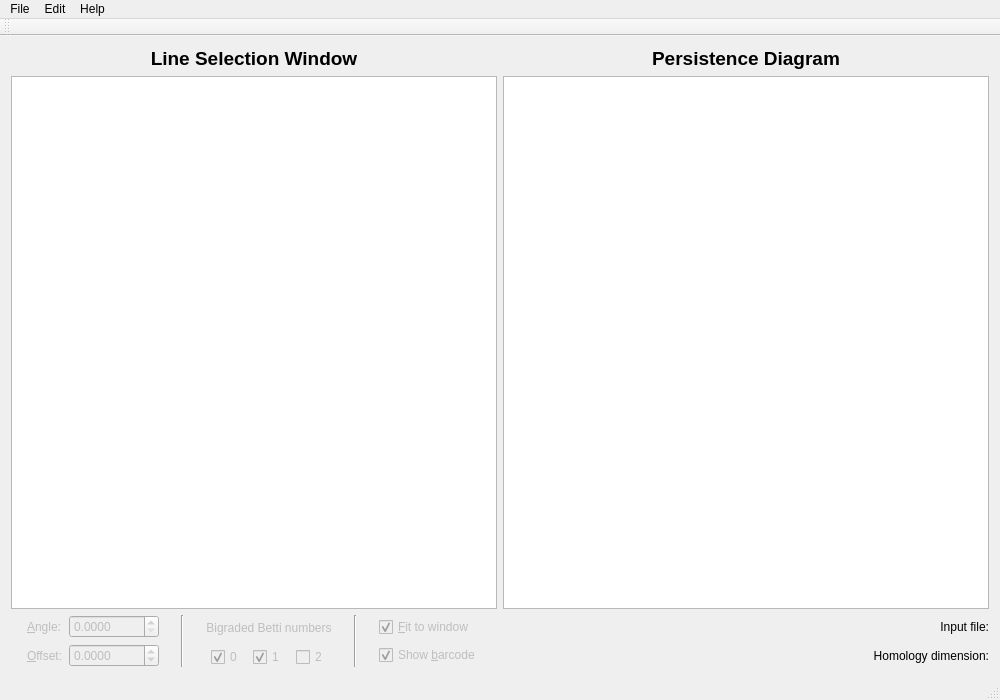
Above: visualizationwindow.ui from rivetTDA/rivet before the change. Below: the same form after it.
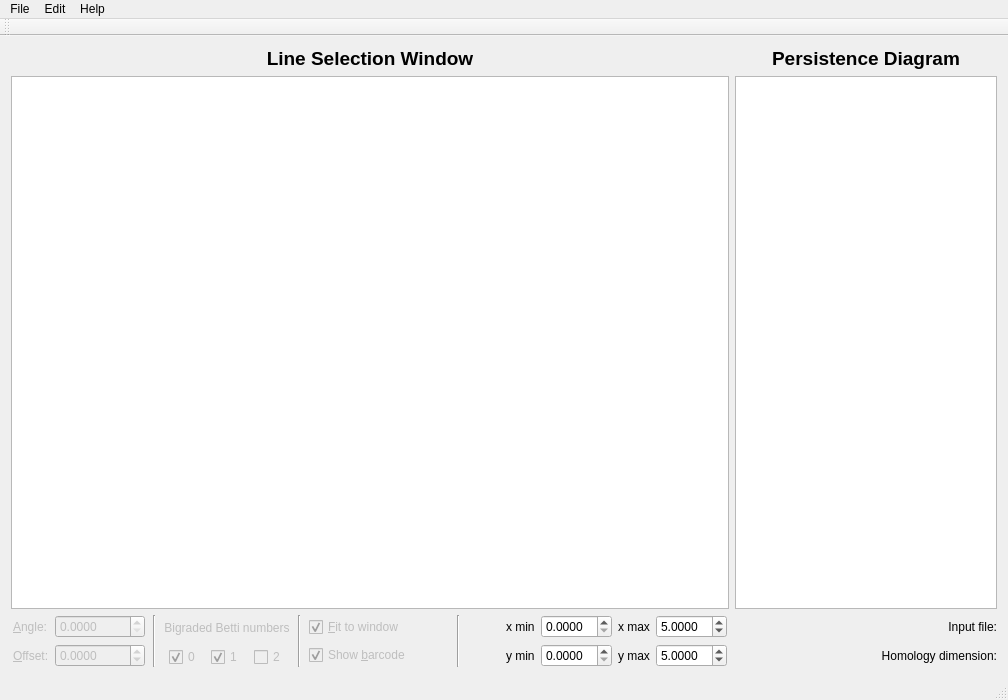
That is the form after the change.

Commit message: add bound controls to visualization window

Diff of the .ui file:
```diff
--- a/visualizationwindow.ui
+++ b/visualizationwindow.ui
@@ -6,7 +6,7 @@
    <rect>
     <x>0</x>
     <y>0</y>
-    <width>1000</width>
+    <width>1008</width>
     <height>700</height>
    </rect>
   </property>
@@ -15,7 +15,7 @@
   </property>
   <widget class="QWidget" name="centralWidget">
    <layout class="QGridLayout" name="gridLayout_3">
-    <item row="0" column="0">
+    <item row="1" column="0">
      <layout class="QGridLayout" name="gridLayout_main">
       <item row="2" column="0">
        <layout class="QHBoxLayout" name="horizontalLayout_controls">
@@ -311,6 +311,140 @@
           </item>
          </layout>
         </item>
+        <item>
+         <spacer name="horizontalSpacer_5">
+          <property name="orientation">
+           <enum>Qt::Horizontal</enum>
+          </property>
+          <property name="sizeHint" stdset="0">
+           <size>
+            <width>40</width>
+            <height>20</height>
+           </size>
+          </property>
+         </spacer>
+        </item>
+        <item>
+         <widget class="Line" name="line_3">
+          <property name="orientation">
+           <enum>Qt::Vertical</enum>
+          </property>
+         </widget>
+        </item>
+        <item>
+         <spacer name="horizontalSpacer_4">
+          <property name="orientation">
+           <enum>Qt::Horizontal</enum>
+          </property>
+          <property name="sizeHint" stdset="0">
+           <size>
+            <width>40</width>
+            <height>20</height>
+           </size>
+          </property>
+         </spacer>
+        </item>
+        <item>
+         <layout class="QGridLayout" name="Bounds" columnstretch="0">
+          <item row="0" column="0">
+           <layout class="QHBoxLayout" name="horizontalLayout_bounds">
+            <item>
+             <layout class="QVBoxLayout" name="VerticalLayout_BottomCorner">
+              <item>
+               <layout class="QGridLayout" name="gridLayout_BottomCorner">
+                <item row="1" column="0">
+                 <widget class="QLabel" name="BottomCornerYLabel">
+                  <property name="text">
+                   <string>y min</string>
+                  </property>
+                 </widget>
+                </item>
+                <item row="0" column="0">
+                 <widget class="QLabel" name="BottomCornerXLabel">
+                  <property name="text">
+                   <string>x min</string>
+                  </property>
+                 </widget>
+                </item>
+                <item row="0" column="1">
+                 <widget class="QDoubleSpinBox" name="BottomCornerXSpinBox">
+                  <property name="decimals">
+                   <number>4</number>
+                  </property>
+                  <property name="singleStep">
+                   <double>0.000000000000000</double>
+                  </property>
+                 </widget>
+                </item>
+                <item row="1" column="1">
+                 <widget class="QDoubleSpinBox" name="BottomCornerYSpinBox">
+                  <property name="decimals">
+                   <number>4</number>
+                  </property>
+                  <property name="singleStep">
+                   <double>0.000000000000000</double>
+                  </property>
+                  <property name="value">
+                   <double>0.000000000000000</double>
+                  </property>
+                 </widget>
+                </item>
+               </layout>
+              </item>
+             </layout>
+            </item>
+            <item>
+             <layout class="QVBoxLayout" name="VerticalLayout_TopCorner">
+              <item>
+               <layout class="QGridLayout" name="gridLayout_TopCorner">
+                <item row="0" column="0">
+                 <widget class="QLabel" name="TopCornerXLabel">
+                  <property name="text">
+                   <string>x max</string>
+                  </property>
+                 </widget>
+                </item>
+                <item row="1" column="1">
+                 <widget class="QDoubleSpinBox" name="TopCornerYSpinBox">
+                  <property name="decimals">
+                   <number>4</number>
+                  </property>
+                  <property name="singleStep">
+                   <double>0.000000000000000</double>
+                  </property>
+                  <property name="value">
+                   <double>5.000000000000000</double>
+                  </property>
+                 </widget>
+                </item>
+                <item row="0" column="1">
+                 <widget class="QDoubleSpinBox" name="TopCornerXSpinBox">
+                  <property name="decimals">
+                   <number>4</number>
+                  </property>
+                  <property name="singleStep">
+                   <double>0.000000000000000</double>
+                  </property>
+                  <property name="value">
+                   <double>5.000000000000000</double>
+                  </property>
+                 </widget>
+                </item>
+                <item row="1" column="0">
+                 <widget class="QLabel" name="TopCornerYLabel">
+                  <property name="text">
+                   <string>y max</string>
+                  </property>
+                 </widget>
+                </item>
+               </layout>
+              </item>
+             </layout>
+            </item>
+           </layout>
+          </item>
+         </layout>
+        </item>
         <item>
          <spacer name="horizontalSpacer_6">
           <property name="orientation">
@@ -424,7 +558,7 @@
     <rect>
      <x>0</x>
      <y>0</y>
-     <width>1000</width>
+     <width>1008</width>
      <height>22</height>
     </rect>
    </property>
```
Left out of the diff: 211 changed lines with no effect on the pictures.
